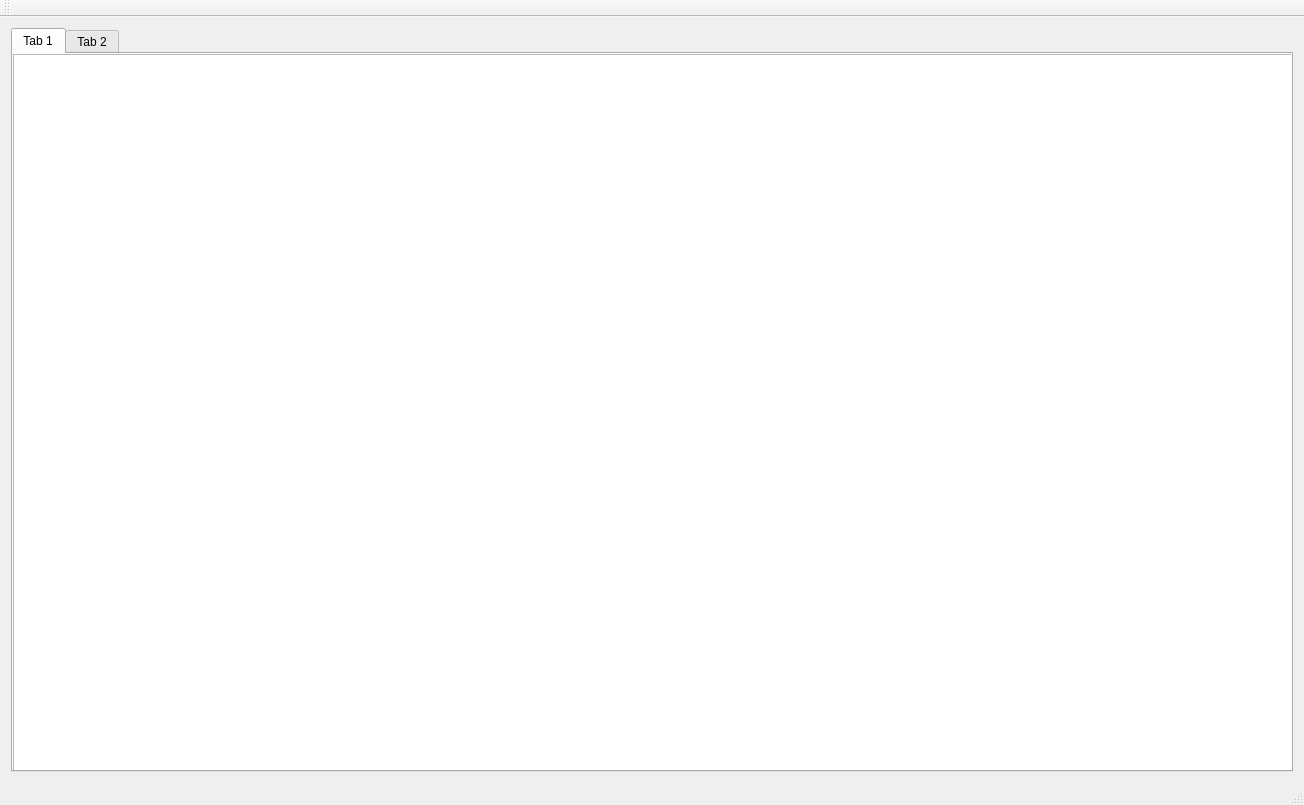
Old version of the form hinai2_facebook_collaberative_filtering/mainwindow.ui in the repository wildex999/hinai2_fb.
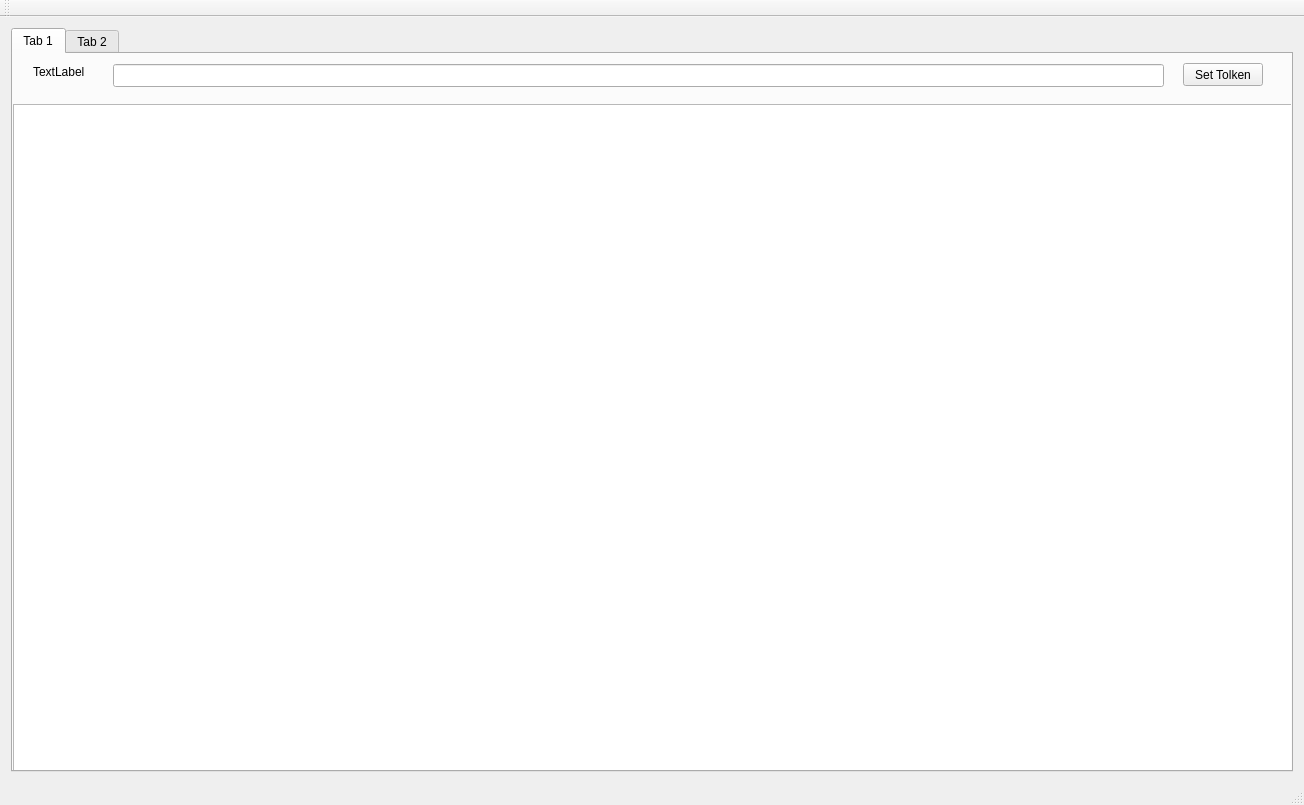
New version of the form. The open tabs and pages were chosen to show the change.

The edit to the form file:
```diff
--- a/hinai2_facebook_collaberative_filtering/mainwindow.ui
+++ b/hinai2_facebook_collaberative_filtering/mainwindow.ui
@@ -28,12 +28,48 @@
         <property name="geometry">
          <rect>
           <x>0</x>
-          <y>0</y>
+          <y>50</y>
           <width>1291</width>
           <height>741</height>
          </rect>
         </property>
        </widget>
+       <widget class="QLineEdit" name="tolkenLine">
+        <property name="geometry">
+         <rect>
+          <x>100</x>
+          <y>10</y>
+          <width>1051</width>
+          <height>23</height>
+         </rect>
+        </property>
+       </widget>
+       <widget class="QLabel" name="label_5">
+        <property name="geometry">
+         <rect>
+          <x>20</x>
+          <y>10</y>
+          <width>57</width>
+          <height>15</height>
+         </rect>
+        </property>
+        <property name="text">
+         <string>TextLabel</string>
+        </property>
+       </widget>
+       <widget class="QPushButton" name="setTolkenButton">
+        <property name="geometry">
+         <rect>
+          <x>1170</x>
+          <y>9</y>
+          <width>80</width>
+          <height>23</height>
+         </rect>
+        </property>
+        <property name="text">
+         <string>Set Tolken</string>
+        </property>
+       </widget>
       </widget>
       <widget class="QWidget" name="tab_2">
        <attribute name="title">
```
Left out of the diff: 2 changed lines with no effect on the pictures.
